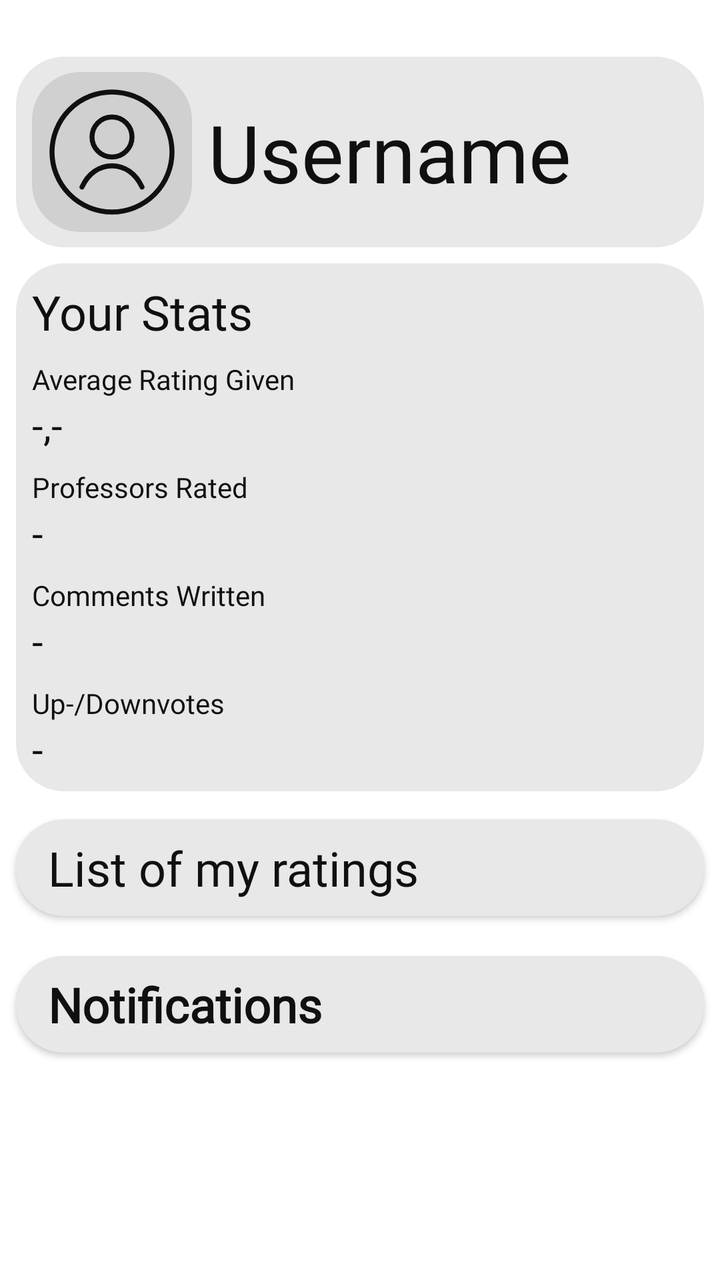
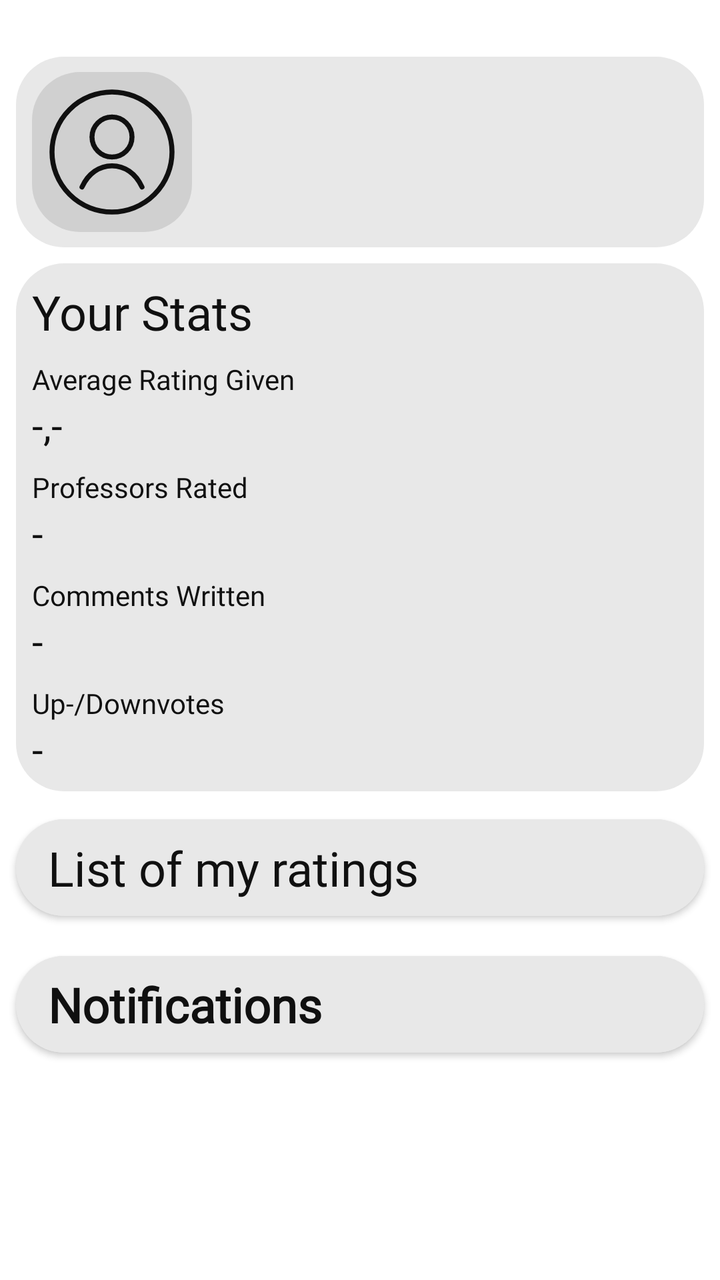

Screens rendered from an Android XML layout before and after an edit, with the pre-edit source and the edit as a unified diff.
<!-- AndroidManifest.xml: application theme Theme.MyApplication_Java -->
<!-- res/layout/fragment_home_screen.xml -->
<?xml version="1.0" encoding="utf-8"?>
<androidx.constraintlayout.widget.ConstraintLayout xmlns:android="http://schemas.android.com/apk/res/android"
    xmlns:app="http://schemas.android.com/apk/res-auto"
    xmlns:tools="http://schemas.android.com/tools"
    android:layout_width="match_parent"
    android:layout_height="match_parent"
    android:background="@color/surface">


    <TextView
        android:id="@+id/profile"
        android:layout_width="0dp"
        android:layout_height="0dp"
        android:layout_marginStart="8dp"
        android:layout_marginTop="-8dp"
        android:layout_marginEnd="8dp"
        android:layout_marginBottom="-8dp"
        android:background="@drawable/rounded_box"
        android:textAlignment="textEnd"
        android:textColor="@color/text_primary"
        app:layout_constraintBottom_toBottomOf="@id/profilePicture"
        app:layout_constraintEnd_toEndOf="parent"
        app:layout_constraintHorizontal_bias="0.0"
        app:layout_constraintStart_toStartOf="parent"
        app:layout_constraintTop_toTopOf="@id/profilePicture" />

    <TextView
        android:id="@+id/your_stats_background"
        android:layout_width="0dp"
        android:layout_height="0dp"
        android:layout_marginStart="8dp"
        android:layout_marginTop="8dp"
        android:layout_marginEnd="8dp"
        android:layout_marginBottom="-8dp"
        android:background="@drawable/rounded_box"
        android:fontFamily="@font/inter_bold"
        android:textColor="@color/text_primary"
        android:textSize="200sp"
        app:layout_constraintBottom_toBottomOf="@+id/up_downvotes_num"
        app:layout_constraintEnd_toEndOf="parent"
        app:layout_constraintHorizontal_bias="0.0"
        app:layout_constraintStart_toStartOf="parent"
        app:layout_constraintTop_toBottomOf="@+id/profile" />

    <TextView
        android:id="@+id/your_stats"
        android:layout_width="wrap_content"
        android:layout_height="wrap_content"
        android:layout_marginStart="8dp"
        android:layout_marginTop="8dp"
        android:fontFamily="@font/inter_bold"
        android:text="Your Stats"
        android:textColor="@color/text_primary"
        android:textSize="24sp"
        app:layout_constraintBottom_toTopOf="@+id/average_rating_given"
        app:layout_constraintStart_toStartOf="@+id/your_stats_background"
        app:layout_constraintTop_toTopOf="@+id/your_stats_background" />

    <TextView
        android:id="@+id/average_rating_given"
        android:layout_width="wrap_content"
        android:layout_height="wrap_content"
        android:layout_marginStart="8dp"
        android:layout_marginTop="8dp"
        android:fontFamily="@font/inter_bold"
        android:text="Average Rating Given"
        android:textColor="@color/text_primary"
        app:layout_constraintStart_toStartOf="@+id/your_stats_background"
        app:layout_constraintTop_toBottomOf="@+id/your_stats" />

    <TextView
        android:id="@+id/average_rating_given_num"
        android:layout_width="wrap_content"
        android:layout_height="wrap_content"
        android:fontFamily="@font/inter_bold"
        android:text="-,-"
        android:textColor="@color/text_primary"
        android:textSize="20sp"
        app:layout_constraintStart_toStartOf="@+id/average_rating_given"
        app:layout_constraintTop_toBottomOf="@+id/average_rating_given" />

    <com.google.android.material.button.MaterialButton
        android:id="@+id/list_of_my_ratings_button"
        android:layout_width="0dp"
        android:layout_height="wrap_content"
        android:layout_marginStart="8dp"
        android:layout_marginTop="8dp"
        android:layout_marginEnd="8dp"
        android:backgroundTint="@color/surface_container"
        android:clickable="true"
        android:focusable="true"
        style="@style/text_style"
        android:letterSpacing="0"
        android:paddingTop="8dp"
        android:paddingBottom="8dp"
        android:text="List of my ratings"
        android:textAlignment="textStart"
        android:textAllCaps="false"
        android:textColor="@color/text_primary"
        android:textSize="24sp"
        android:typeface="normal"
        app:cornerRadius="24dp"
        app:layout_constraintEnd_toEndOf="parent"
        app:layout_constraintHorizontal_bias="0.0"
        app:layout_constraintStart_toStartOf="parent"
        app:layout_constraintTop_toBottomOf="@+id/your_stats_background" />


    <com.google.android.material.button.MaterialButton
        android:id="@+id/notifications"
        style="@style/text_style"
        android:layout_width="0dp"
        android:layout_height="wrap_content"
        android:layout_marginStart="8dp"
        android:layout_marginTop="8dp"
        android:layout_marginEnd="8dp"
        android:backgroundTint="@color/surface_container"
        android:clickable="true"
        android:focusable="true"
        android:letterSpacing="0"
        android:paddingTop="8dp"
        android:paddingBottom="8dp"
        android:text="Notifications"
        android:textAlignment="textStart"
        android:textAllCaps="false"
        android:textColor="@color/text_primary"
        android:textSize="24sp"
        android:textStyle="bold"
        android:typeface="normal"
        app:cornerRadius="24dp"
        app:layout_constraintEnd_toEndOf="parent"
        app:layout_constraintStart_toStartOf="parent"
        app:layout_constraintTop_toBottomOf="@+id/list_of_my_ratings_button" />

    <TextView
        android:id="@+id/professors_rated"
        android:layout_width="wrap_content"
        android:layout_height="wrap_content"
        android:layout_marginStart="8dp"
        android:layout_marginTop="8dp"
        android:fontFamily="@font/inter_bold"
        android:text="Professors Rated"
        android:textColor="@color/text_primary"
        app:layout_constraintStart_toStartOf="@+id/your_stats_background"
        app:layout_constraintTop_toBottomOf="@+id/average_rating_given_num" />

    <TextView
        android:id="@+id/professors_rated_num"
        android:layout_width="wrap_content"
        android:layout_height="wrap_content"
        android:fontFamily="@font/inter_bold"
        android:text="-"
        android:textColor="@color/text_primary"
        android:textSize="20sp"
        app:layout_constraintStart_toStartOf="@+id/average_rating_given"
        app:layout_constraintTop_toBottomOf="@+id/professors_rated" />

    <TextView
        android:id="@+id/comments_written"
        android:layout_width="wrap_content"
        android:layout_height="wrap_content"
        android:layout_marginStart="8dp"
        android:layout_marginTop="8dp"
        android:fontFamily="@font/inter_bold"
        android:text="Comments Written"
        android:textColor="@color/text_primary"
        app:layout_constraintStart_toStartOf="@+id/your_stats_background"
        app:layout_constraintTop_toBottomOf="@+id/professors_rated_num" />

    <TextView
        android:id="@+id/comments_written_num"
        android:layout_width="wrap_content"
        android:layout_height="wrap_content"
        android:fontFamily="@font/inter_bold"
        android:text="-"
        android:textColor="@color/text_primary"
        android:textSize="20sp"
        app:layout_constraintStart_toStartOf="@+id/average_rating_given"
        app:layout_constraintTop_toBottomOf="@+id/comments_written" />

    <TextView
        android:id="@+id/up_downvotes"
        android:layout_width="wrap_content"
        android:layout_height="wrap_content"
        android:layout_marginStart="8dp"
        android:layout_marginTop="8dp"
        android:fontFamily="@font/inter_bold"
        android:text="Up-/Downvotes"
        android:textColor="@color/text_primary"
        app:layout_constraintStart_toStartOf="@+id/your_stats_background"
        app:layout_constraintTop_toBottomOf="@+id/comments_written_num" />

    <TextView
        android:id="@+id/up_downvotes_num"
        android:layout_width="wrap_content"
        android:layout_height="wrap_content"
        android:fontFamily="@font/inter_bold"
        android:text="-"
        android:textColor="@color/text_primary"
        android:textSize="20sp"
        app:layout_constraintStart_toStartOf="@+id/average_rating_given"
        app:layout_constraintTop_toBottomOf="@+id/up_downvotes" />

    <TextView
        android:id="@+id/user_name"
        android:layout_width="0dp"
        android:layout_height="wrap_content"
        android:layout_marginStart="8dp"
        android:layout_marginEnd="8dp"
        android:fontFamily="@font/inter_bold"
        android:text="Username"
        android:textColor="@color/text_primary"
        android:textSize="40sp"
        app:layout_constraintBottom_toBottomOf="@+id/profile"
        app:layout_constraintEnd_toEndOf="@+id/profile"
        app:layout_constraintStart_toEndOf="@+id/profilePicture"
        app:layout_constraintTop_toTopOf="@+id/profile" />

    <ImageView
        android:id="@+id/profilePicture"
        android:layout_width="80dp"
        android:layout_height="80dp"
        android:maxHeight="80dp"
        android:maxWidth="80dp"
        android:layout_marginStart="8dp"
        android:layout_marginTop="32dp"
        android:layout_marginBottom="8dp"
        android:background="@drawable/rounded_box_light"
        android:scaleX="1.0"
        android:scaleY="1.0"
        android:src="@drawable/profile_icon"
        app:layout_constraintBottom_toTopOf="@+id/your_stats_background"
        app:layout_constraintStart_toStartOf="@+id/profile"
        app:layout_constraintTop_toTopOf="parent"
        app:layout_constraintVertical_bias="0.348" />



</androidx.constraintlayout.widget.ConstraintLayout>
<!-- resources referenced by this layout -->
<resources>
  <color name="surface">#FFFFFFFF</color>
  <color name="surface_container">#FFE8E8E8</color>
  <color name="text_primary">#FF101010</color>
  <!-- drawable profile_icon (drawable) -->
  <vector xmlns:android="http://schemas.android.com/apk/res/android"
      android:width="128dp"
      android:height="128dp"
      android:viewportWidth="64"
      android:viewportHeight="64">
    <path
        android:pathData="M32,32m-24,0a24,24 0,1 1,48 0a24,24 0,1 1,-48 0"
        android:strokeWidth="2"
        android:fillColor="#00000000"
        android:strokeColor="@color/icon_tint"/>
    <path
        android:pathData="M32,26m-8,0a8,8 0,1 1,16 0a8,8 0,1 1,-16 0"
        android:strokeWidth="2"
        android:fillColor="#00000000"
        android:strokeColor="@color/icon_tint"/>
    <path
        android:pathData="M20,46C22.5,40.5 27,37.5 32,37.5C37,37.5 41.5,40.5 44,46"
        android:strokeWidth="2"
        android:fillColor="#00000000"
        android:strokeColor="@color/icon_tint"
        android:strokeLineCap="round"/>
  </vector>
  <!-- drawable rounded_box (drawable) -->
  <shape xmlns:android="http://schemas.android.com/apk/res/android">
  
      <solid android:color="@color/surface_container"/>
  
      <corners android:radius="24dp"/>
  
  </shape>
  <!-- drawable rounded_box_light (drawable) -->
  <?xml version="1.0" encoding="utf-8"?>
  <shape xmlns:android="http://schemas.android.com/apk/res/android">
  
      <solid android:color="@color/surface_container_high"/>
  
      <corners android:radius="24dp"/>
  
  </shape>
  <style name="text_style" parent="Widget.MaterialComponents.Button">
          <item name="android:fontFamily">@font/inter_bold</item>
          <item name="android:textAllCaps">false</item>
      </style>
  <style name="Theme.MyApplication_Java" parent="Theme.MaterialComponents.DayNight.NoActionBar">
          
          <item name="colorPrimary">@color/text_primary</item>
          <item name="colorPrimaryVariant">@color/text_primary</item>
          <item name="colorOnPrimary">@color/text_on_inverse</item>
          <item name="colorSecondary">@color/text_primary</item>
          <item name="colorSecondaryVariant">@color/text_primary</item>
          <item name="colorOnSecondary">@color/text_on_inverse</item>
  
          
          <item name="android:windowBackground">@color/surface</item>
          <item name="colorSurface">@color/surface_container</item>
          <item name="colorOnSurface">@color/text_primary</item>
          <item name="colorError">@color/danger</item>
          <item name="colorOnError">@color/text_on_inverse</item>
  
          <item name="android:textColorPrimary">@color/text_primary</item>
          <item name="android:textColorSecondary">@color/text_muted</item>
          <item name="android:textColorHint">@color/text_hint</item>
  
          
          <item name="android:statusBarColor">@android:color/transparent</item>
          <item name="android:navigationBarColor">@android:color/transparent</item>
      </style>
  <color name="icon_tint">#FF101010</color>
  <color name="surface_container_high">#FFD0D0D0</color>
  <color name="text_on_inverse">#FFFFFFFF</color>
  <color name="danger">#FFB3261E</color>
  <color name="text_muted">#FF5F5D5D</color>
  <color name="text_hint">#FF8A8A8A</color>
</resources>

<!-- the commit's change to res/layout/fragment_home_screen.xml (unified diff, before → after) -->
@@ -208,7 +208,6 @@
         android:layout_marginStart="8dp"
         android:layout_marginEnd="8dp"
         android:fontFamily="@font/inter_bold"
-        android:text="Username"
         android:textColor="@color/text_primary"
         android:textSize="40sp"
         app:layout_constraintBottom_toBottomOf="@+id/profile"
